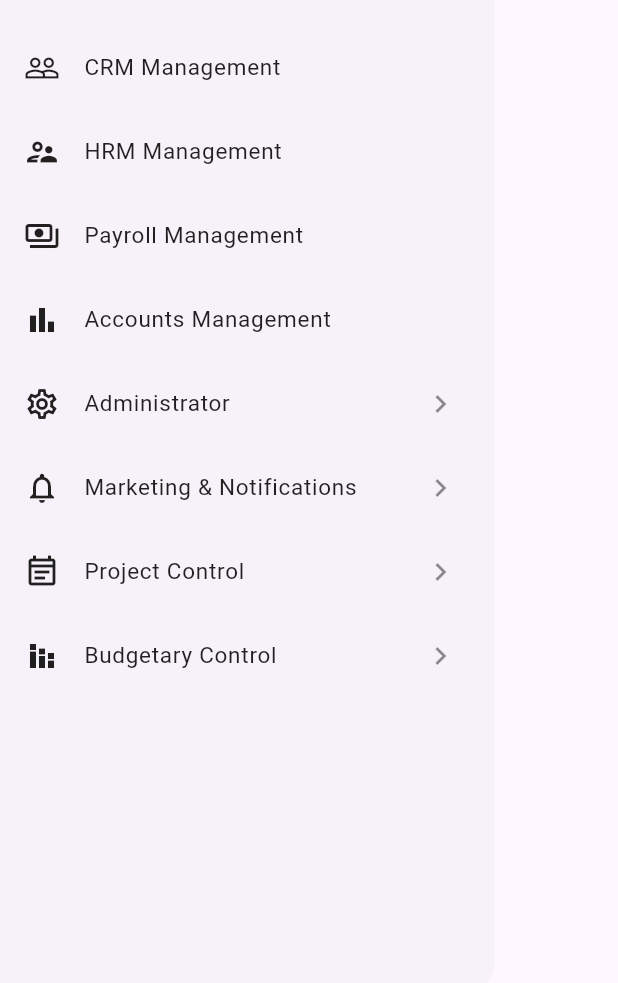
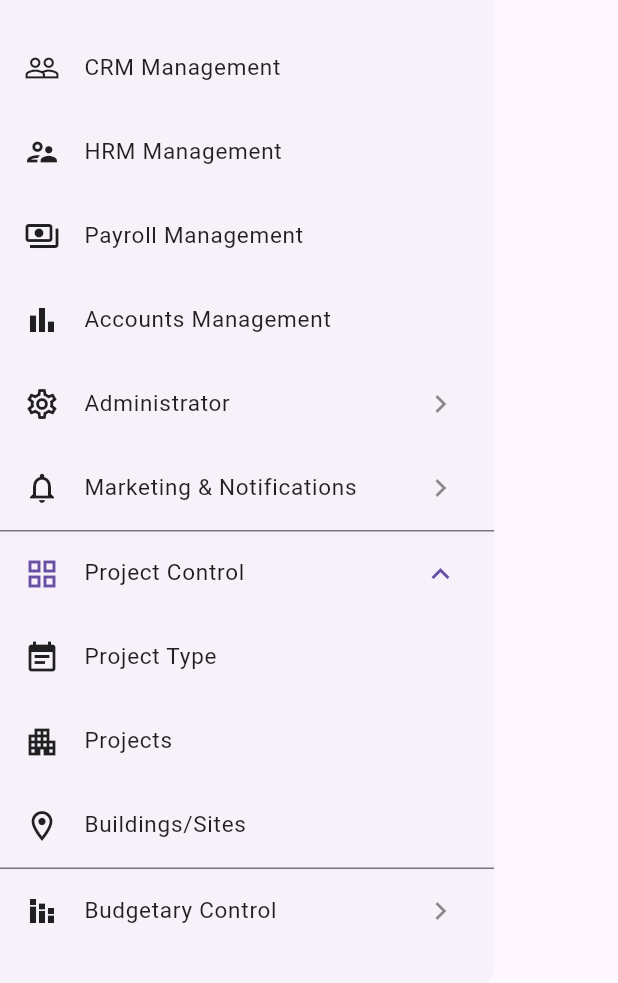
Before and after one commit to tasnimislamraisa/FathSoft, a Flutter app: the CustomDrawer widget shown alone on an empty page, opened directly, after a tap on "Project Control", on a phone screen of 412 x 824 dp, the part 247-1230 px from its top. Run offline on Flutter 3.47's test engine with Material 3 defaults, Android fonts, the light colour scheme and no system bars; our stand-ins replace fl_chart, get, logger, shared_preferences; accounts and stored records are empty.

Commit message:
project type screen

```diff
--- a/task_1_ios_app/lib/presentation/screens/home-screen/home-screen-widgets/home-custom-drawer.dart
+++ b/task_1_ios_app/lib/presentation/screens/home-screen/home-screen-widgets/home-custom-drawer.dart
@@ -112,12 +112,46 @@ class CustomDrawer extends StatelessWidget {
                   hasArrow: true,
                   onTap: () {},
                 ),
-                DrawerItem(
-                  icon: Icons.event_note_outlined,
-                  label: 'Project Control',
-                  selectedItem: selectedItem,
-                  hasArrow: true,
-                  onTap: () {},
+                //
+                ExpansionTile(
+                  initiallyExpanded: [
+                    'Project Type',
+                    'Projects',
+                    'Buildings/Sites'
+                  ].contains(selectedItem),
+                  leading: Icon(Icons.grid_view_outlined),
+                  title: Text(
+                    'Project Control',
+                    style: TextStyle(fontSize: 15),
+                  ),
+                  children: [
+                    DrawerItem(
+                      icon: Icons.event_note,
+                      label: 'Project Type',
+                      selectedItem: selectedItem,
+                      onTap: () {
+                        Get.to(() => DashboardScreen());
+                        // TODO: Navigation or state update
+                      },
+                    ),
+                    DrawerItem(
+                      icon: Icons.apartment,
+                      label: 'Projects',
+                      selectedItem: selectedItem,
+                      onTap: () {
+                        // TODO: Navigation or state update
+                        Get.to(() => RatsOrApartmentScreen());
+                      },
+                    ),
+                    DrawerItem(
+                      icon: Icons.location_on_outlined,
+                      label: 'Buildings/Sites',
+                      selectedItem: selectedItem,
+                      onTap: () {
+                        Get.to(() => const LandPropertyScreen());
+                      },
+                    ),
+                  ],
                 ),
                 DrawerItem(
                   icon: Icons.stacked_bar_chart_outlined,
```
Also changed, not shown: task_1_ios_app/lib/presentation/screens/project-control-screen/project-types-screen.dart (added).
